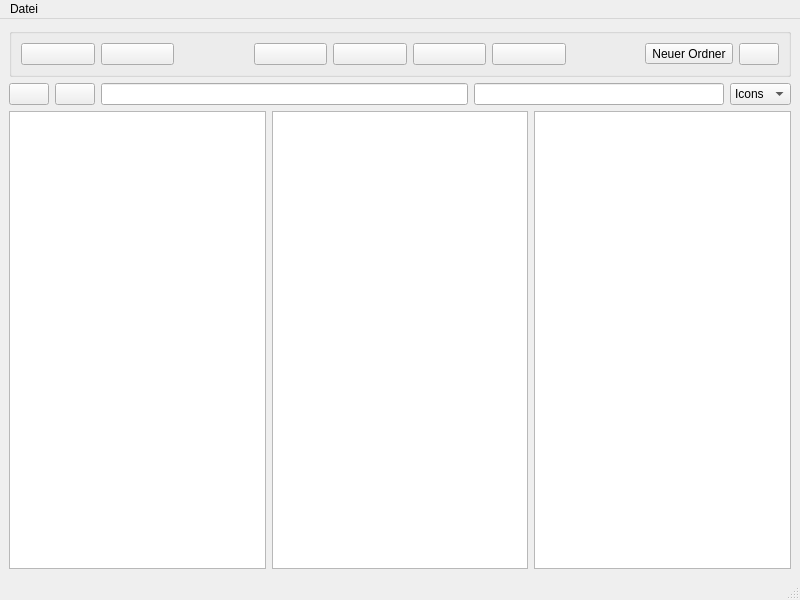
First picture: the form in stegano_gui/mainwindow.ui, repository Bonoolu/SteganoFS, before the edit.
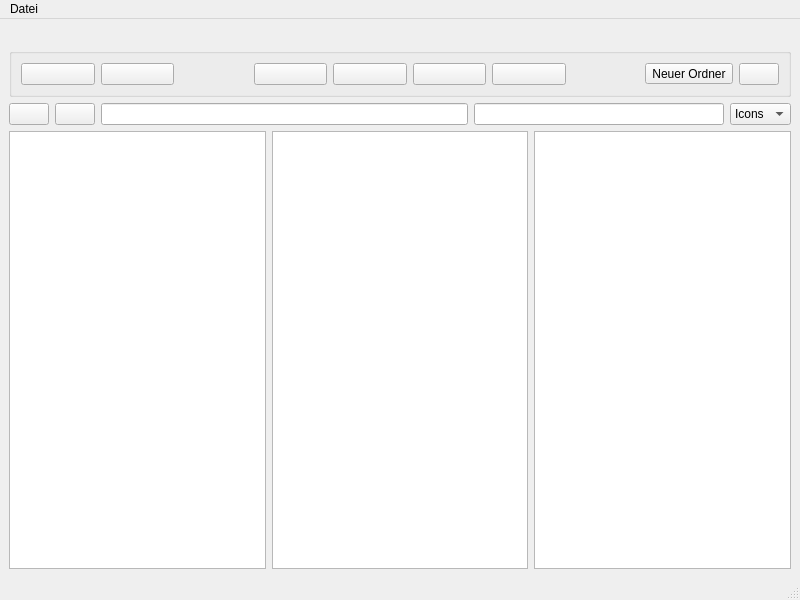
Second picture: the form after the edit. Icons and pictures are not drawn.

Commit message: logos and window icons added

The edit to the form file:
```diff
--- a/stegano_gui/mainwindow.ui
+++ b/stegano_gui/mainwindow.ui
@@ -21,6 +21,13 @@
   </property>
   <widget class="QWidget" name="centralwidget">
    <layout class="QVBoxLayout" name="verticalLayout_2">
+    <item>
+     <widget class="QLabel" name="logoLabel">
+      <property name="text">
+       <string/>
+      </property>
+     </widget>
+    </item>
     <item>
      <layout class="QVBoxLayout" name="verticalLayout">
       <item>
```
The commit also changes 11 other files.
